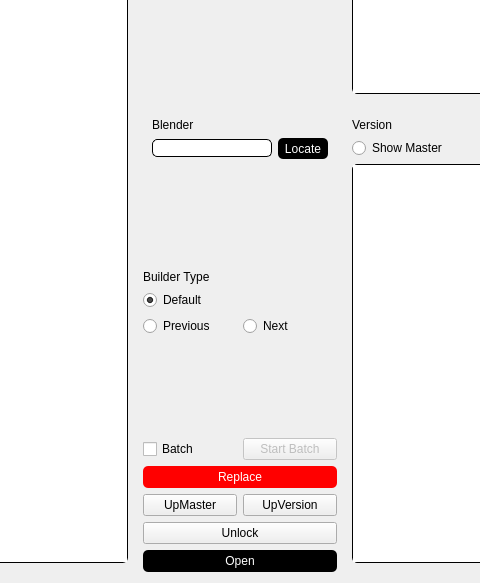
Qt form app/ui/modules/blender/b_launcher.ui (iYapi/ZeroXe) before a commit; both pictures show x 187 to 667 and y 371 to 954 of the 854 by 954 pixel window.
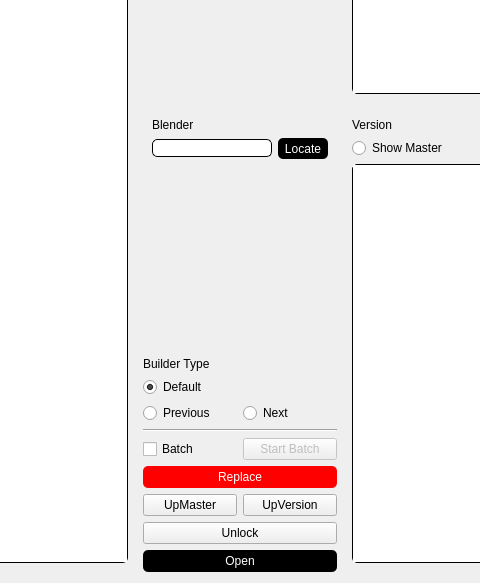
The same form after that commit.

```diff
--- a/app/ui/modules/blender/b_launcher.ui
+++ b/app/ui/modules/blender/b_launcher.ui
@@ -220,17 +220,11 @@
         </widget>
        </item>
        <item row="3" column="0" colspan="2">
-        <spacer name="verticalSpacer_3">
+        <widget class="Line" name="line">
          <property name="orientation">
-          <enum>Qt::Orientation::Vertical</enum>
+          <enum>Qt::Orientation::Horizontal</enum>
          </property>
-         <property name="sizeHint" stdset="0">
-          <size>
-           <width>20</width>
-           <height>40</height>
-          </size>
-         </property>
-        </spacer>
+        </widget>
        </item>
       </layout>
      </item>
```
Left out of the diff: 356 changed lines with no effect on the pictures.
